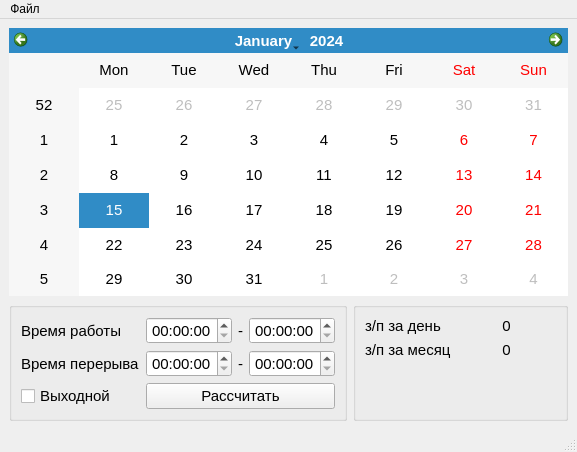
namespace-red/salary-calculator, file ui/MainWindow.ui: the form before one commit.
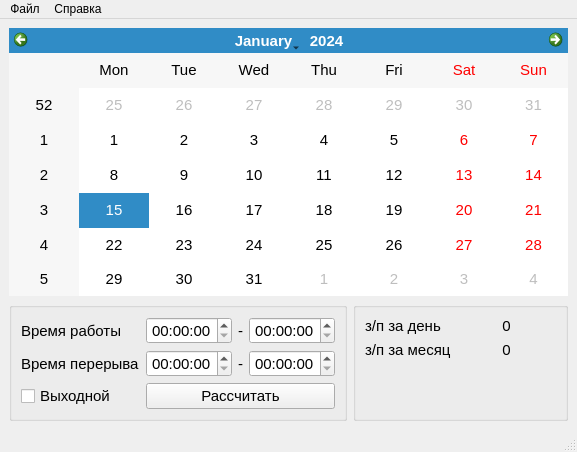
The form after the commit.

Commit message: Added a link to GitHub.

Diff of the .ui file:
```diff
--- a/ui/MainWindow.ui
+++ b/ui/MainWindow.ui
@@ -346,10 +346,17 @@
     <property name="title">
      <string>Файл</string>
     </property>
-    <addaction name="settingsAction"/>
-    <addaction name="quitAction"/>
+    <addaction name="actionSettings"/>
+    <addaction name="actionQuit"/>
+   </widget>
+   <widget class="QMenu" name="menu_2">
+    <property name="title">
+     <string>Справка</string>
+    </property>
+    <addaction name="actionGitHub"/>
    </widget>
    <addaction name="menu"/>
+   <addaction name="menu_2"/>
   </widget>
   <widget class="QStatusBar" name="statusbar"/>
   <action name="settingsAction">
```
Left out of the diff: 11 changed lines with no effect on the pictures. The commit also changes 2 other files.
